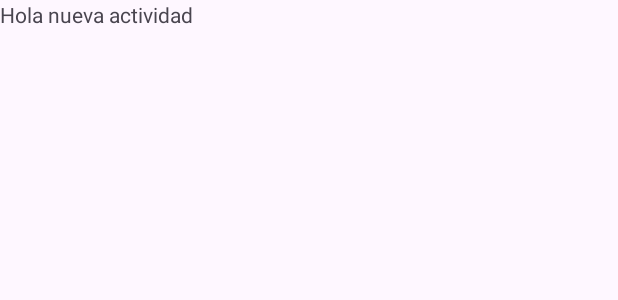
After one commit to EdgarPinto38/AndroidStudioLearning, an Android app: the layout activity_prueba.xml on its own in the app's theme, with its tools: preview values and no code run, on a phone screen of 412 x 824 dp. The commit adds this screen. Shown: the top 300 px of the screen. Run offline under Robolectric (Android 15) with nearby library versions, the phone set to English and light mode, and no system bars.

Commit message:
modificando Android Manifest y cargando nueva actividad

```diff
--- a/app/src/main/java/com/example/androidstudiolearning/MainActivity.java
+++ b/app/src/main/java/com/example/androidstudiolearning/MainActivity.java
@@ -23,7 +23,11 @@ public class MainActivity extends AppCompatActivity {
         campo1 = (EditText) findViewById(R.id.campo1);
         campo2 = (EditText) findViewById(R.id.campo2);
         etiResultado = (TextView) findViewById(R.id.etiResultado);
+    }
 
+    @Override
+    protected void onResume() { //Ejemplo de metodo de cliclo de vida de las actividades
+        super.onResume();
     }
 
     public void onClick(View view) {
--- /dev/null
+++ b/app/src/main/res/layout/activity_prueba.xml
@@ -0,0 +1,15 @@
+<?xml version="1.0" encoding="utf-8"?>
+<RelativeLayout xmlns:android="http://schemas.android.com/apk/res/android"
+    xmlns:app="http://schemas.android.com/apk/res-auto"
+    xmlns:tools="http://schemas.android.com/tools"
+    android:layout_width="match_parent"
+    android:layout_height="match_parent"
+    tools:context=".PruebaActivity">
+
+    <TextView
+        android:layout_width="match_parent"
+        android:layout_height="wrap_content"
+        android:text="Hola nueva actividad"
+        />
+
+</RelativeLayout>
```
Also changed, not shown: app/src/main/AndroidManifest.xml (+9 -4 lines), app/src/main/java/com/example/androidstudiolearning/PruebaActivity.java (added, +14 -0 lines).
